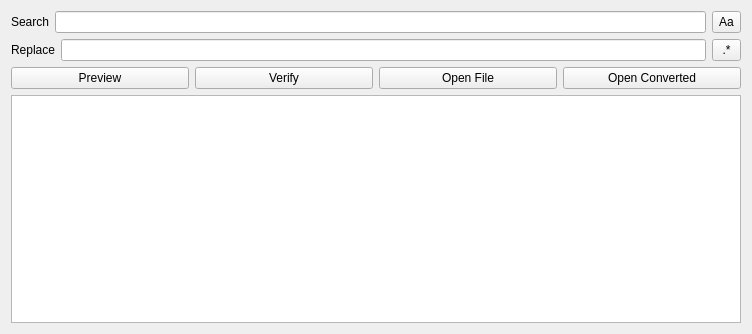
First picture: the form in atef/ui/find_replace_widget.ui, repository pcdshub/atef, before the edit.
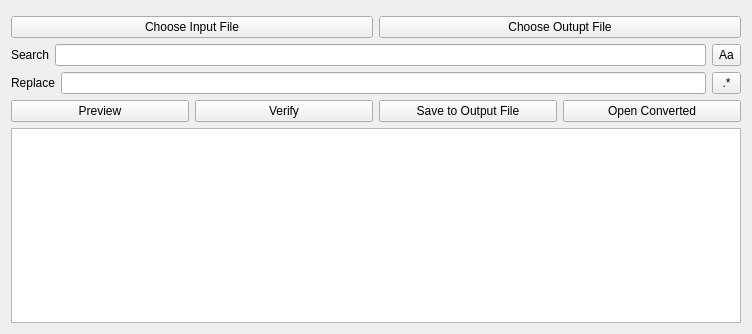
Second picture: the form after the edit.

Commit message: GUI: be more clear about input/output files in FindReplaceWidget

```diff
--- a/atef/ui/find_replace_widget.ui
+++ b/atef/ui/find_replace_widget.ui
@@ -14,6 +14,27 @@
    <string>Find and Replace</string>
   </property>
   <layout class="QVBoxLayout" name="verticalLayout_2">
+   <item>
+    <layout class="QHBoxLayout" name="horizontalLayout_5">
+     <property name="topMargin">
+      <number>5</number>
+     </property>
+     <item>
+      <widget class="QPushButton" name="open_input_file_button">
+       <property name="text">
+        <string>Choose Input File</string>
+       </property>
+      </widget>
+     </item>
+     <item>
+      <widget class="QPushButton" name="open_output_file_button">
+       <property name="text">
+        <string>Choose Outupt File</string>
+       </property>
+      </widget>
+     </item>
+    </layout>
+   </item>
    <item>
     <layout class="QHBoxLayout" name="horizontalLayout_4">
      <item>
@@ -126,7 +147,7 @@
      <item>
       <widget class="QPushButton" name="open_file_button">
        <property name="text">
-        <string>Open File</string>
+        <string>Save to Output File</string>
        </property>
       </widget>
      </item>
```
Left out of the diff: 2 changed lines with no effect on the pictures. The commit also changes 1 other file.
